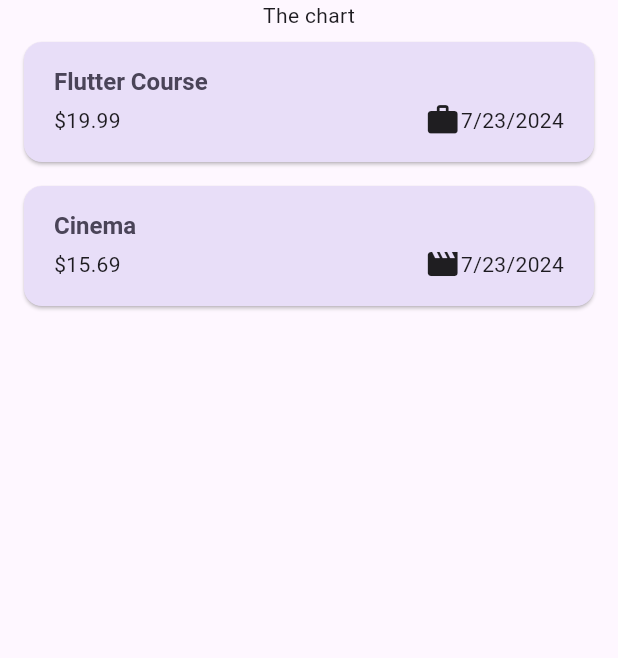
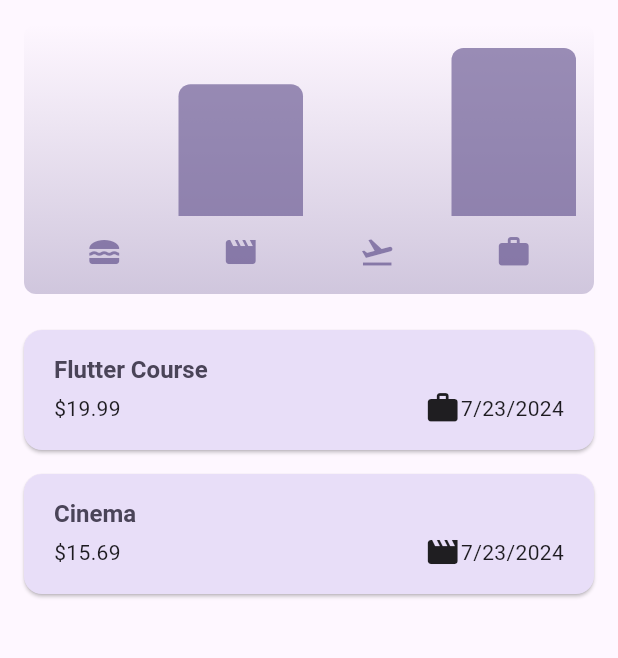
Before and after one commit to Isco170/Flutter_projects, a Flutter app: the screen it shows after launch, on a phone screen of 412 x 824 dp, the part 84-742 px from its top. Run offline on Flutter 3.47's test engine with Material 3 defaults, Android fonts, the phone set to English and light mode, and no system bars.

Commit message:
Adding Chart Widgets

```diff
--- /dev/null
+++ b/expense_tracer/lib/widgets/chart/chart.dart
@@ -0,0 +1,95 @@
+import 'package:flutter/material.dart';
+
+import 'package:expense_tracer/widgets/chart/chart_bar.dart';
+import 'package:expense_tracer/models/expense.dart';
+
+class Chart extends StatelessWidget {
+  const Chart({super.key, required this.expenses});
+
+  final List<Expense> expenses;
+
+  List<ExpenseBucket> get buckets {
+    return [
+      ExpenseBucket.forCategory(expenses, Category.food),
+      ExpenseBucket.forCategory(expenses, Category.leisure),
+      ExpenseBucket.forCategory(expenses, Category.travel),
+      ExpenseBucket.forCategory(expenses, Category.work),
+    ];
+  }
+
+  double get maxTotalExpense {
+    double maxTotalExpense = 0;
+
+    for (final bucket in buckets) {
+      if (bucket.totalExpenses > maxTotalExpense) {
+        maxTotalExpense = bucket.totalExpenses;
+      }
+    }
+
+    return maxTotalExpense;
+  }
+
+  @override
+  Widget build(BuildContext context) {
+    final isDarkMode =
+        MediaQuery.of(context).platformBrightness == Brightness.dark;
+    return Container(
+      margin: const EdgeInsets.all(16),
+      padding: const EdgeInsets.symmetric(
+        vertical: 16,
+        horizontal: 8,
+      ),
+      width: double.infinity,
+      height: 180,
+      decoration: BoxDecoration(
+        borderRadius: BorderRadius.circular(8),
+        gradient: LinearGradient(
+          colors: [
+            Theme.of(context).colorScheme.primary.withOpacity(0.3),
+            Theme.of(context).colorScheme.primary.withOpacity(0.0)
+          ],
+          begin: Alignment.bottomCenter,
+          end: Alignment.topCenter,
+        ),
+      ),
+      child: Column(
+        children: [
+          Expanded(
+            child: Row(
+              crossAxisAlignment: CrossAxisAlignment.end,
+              children: [
+                for (final bucket in buckets) // alternative to map()
+                  ChartBar(
+                    fill: bucket.totalExpenses == 0
+                        ? 0
+                        : bucket.totalExpenses / maxTotalExpense,
+                  )
+              ],
+            ),
+          ),
+          const SizedBox(height: 12),
+          Row(
+            children: buckets
+                .map(
+                  (bucket) => Expanded(
+                    child: Padding(
+                      padding: const EdgeInsets.symmetric(horizontal: 4),
+                      child: Icon(
+                        categoryIcons[bucket.category],
+                        color: isDarkMode
+                            ? Theme.of(context).colorScheme.secondary
+                            : Theme.of(context)
+                                .colorScheme
+                                .primary
+                                .withOpacity(0.7),
+                      ),
+                    ),
+                  ),
+                )
+                .toList(),
+          )
+        ],
+      ),
+    );
+  }
+}
--- /dev/null
+++ b/expense_tracer/lib/widgets/chart/chart_bar.dart
@@ -0,0 +1,34 @@
+import 'package:flutter/material.dart';
+
+class ChartBar extends StatelessWidget {
+  const ChartBar({
+    super.key,
+    required this.fill,
+  });
+
+  final double fill;
+
+  @override
+  Widget build(BuildContext context) {
+    final isDarkMode =
+        MediaQuery.of(context).platformBrightness == Brightness.dark;
+    return Expanded(
+      child: Padding(
+        padding: const EdgeInsets.symmetric(horizontal: 4),
+        child: FractionallySizedBox(
+          heightFactor: fill,
+          child: DecoratedBox(
+            decoration: BoxDecoration(
+              shape: BoxShape.rectangle,
+              borderRadius:
+                  const BorderRadius.vertical(top: Radius.circular(8)),
+              color: isDarkMode
+                  ? Theme.of(context).colorScheme.secondary
+                  : Theme.of(context).colorScheme.primary.withOpacity(0.65),
+            ),
+          ),
+        ),
+      ),
+    );
+  }
+}
--- a/expense_tracer/lib/widgets/expenses.dart
+++ b/expense_tracer/lib/widgets/expenses.dart
@@ -1,3 +1,4 @@
+import 'package:expense_tracer/widgets/chart/chart.dart';
 import 'package:expense_tracer/widgets/expenses_list/expenses_list.dart';
 import 'package:expense_tracer/models/expense.dart';
 import 'package:expense_tracer/widgets/new_expense.dart';
@@ -87,7 +88,7 @@ class _ExpensesState extends State<Expenses> {
       ),
       body: Column(
         children: [
-          Text('The chart'),
+          Chart(expenses: _registeredExpenses),
           Expanded(child: mainContent),
         ],
       ),
```
